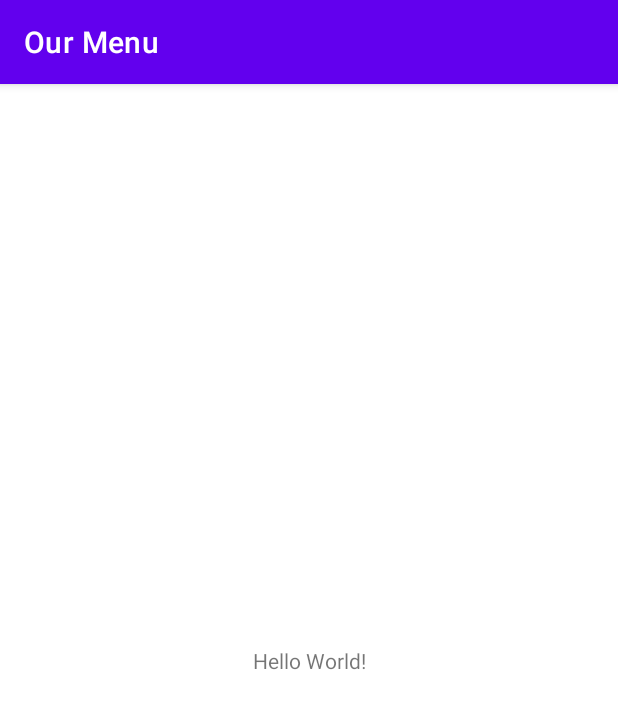
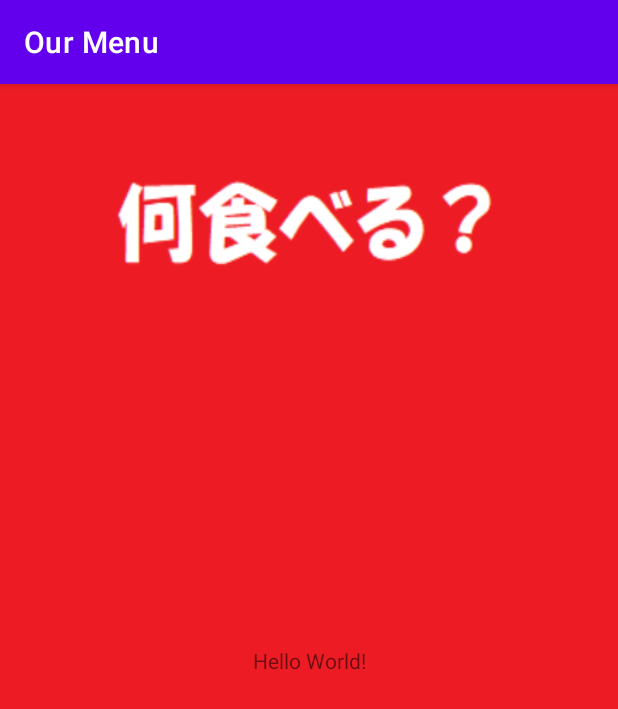
Before and after one commit to d-sazanami/android-kt-our-menu, an Android app: the screen it shows after launch (MainActivity), on a phone screen of 412 x 824 dp. Shown: the top 709 px of the screen. Run offline under Robolectric (Android 15) with nearby library versions, the phone set to English and light mode, and no system bars.

Commit message:
背景画像追加

```diff
--- a/app/src/main/res/layout/activity_main.xml
+++ b/app/src/main/res/layout/activity_main.xml
@@ -4,6 +4,7 @@
     xmlns:tools="http://schemas.android.com/tools"
     android:layout_width="match_parent"
     android:layout_height="match_parent"
+    android:background="@drawable/backgound"
     tools:context=".MainActivity">
 
     <TextView
```
